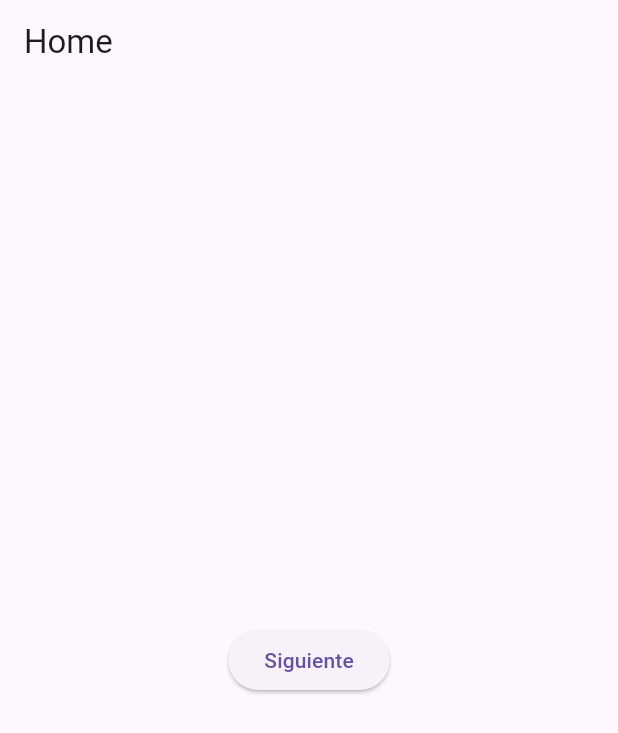
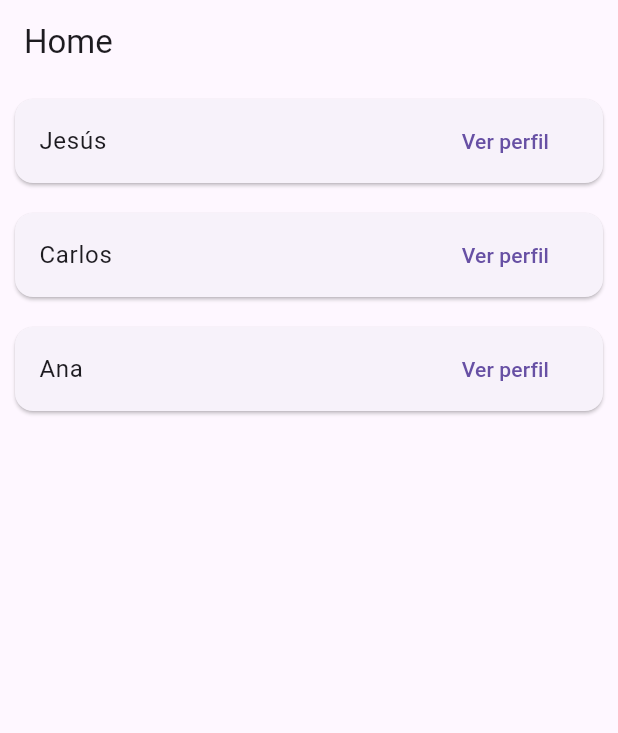
Before and after one commit to Jebux/flutter_profile, a Flutter app: the screen it shows after launch, on a phone screen of 412 x 824 dp. Shown: the top 733 px of the screen. Run offline on Flutter 3.47's test engine with Material 3 defaults, Android fonts, the phone set to English and light mode, and no system bars.

Commit message:
Agregando List View

```diff
--- a/lib/pages/myhome_page.dart
+++ b/lib/pages/myhome_page.dart
@@ -1,28 +1,44 @@
 import 'package:flutter/material.dart';
 import 'package:flutter_profile/pages/profile_page.dart';
+import 'package:flutter_profile/models/user_model.dart';
 
 class MyHomePage extends StatelessWidget {
-  const MyHomePage({super.key});
+  MyHomePage({super.key});
+
+  // Lista de usuarios de ejemplo
+  final List<UserModel> users = [
+    UserModel(name: 'Jesús', age: 25, category: "Mayor de edad"),
+    UserModel(name: 'Carlos', age: 30, category: "Mayor de edad"),
+    UserModel(name: 'Ana', age: 22, category: "Mayor de edad"),
+  ];
 
   @override
   Widget build(BuildContext context) {
     return Scaffold(
       appBar: AppBar(title: const Text('Home')),
-      body: Column(
-        mainAxisAlignment: MainAxisAlignment.center,
-        children: [
-          Center(
-            child: ElevatedButton(
+      body: ListView.builder(
+        itemCount: users.length,  // Cantidad de usuarios en la lista
+        itemBuilder: (context, index) {
+          final user = users[index];
+          return Card(
+            margin: const EdgeInsets.all(10),
+            child: ListTile(
+              title: Text("${user.name}"),  // Nombre del usuario
+              trailing: TextButton(
                 onPressed: () {
+                  // Pasar el usuario seleccionado a la pantalla de perfil
                   Navigator.push(
                     context,
-                  MaterialPageRoute(builder: (_) => const Profile()),
+                    MaterialPageRoute(
+                      builder: (_) => Profile(user: user),
+                    ),
                   );
                 },
-              child: const Text('Siguiente'),
+                child: const Text('Ver perfil'),
               ),
             ),
-        ],
+          );
+        },
       ),
     );
   }
```
Also changed, not shown: lib/pages/profile_page.dart (+31 -74 lines). Lines whose indentation alone changed are shown as unchanged.
